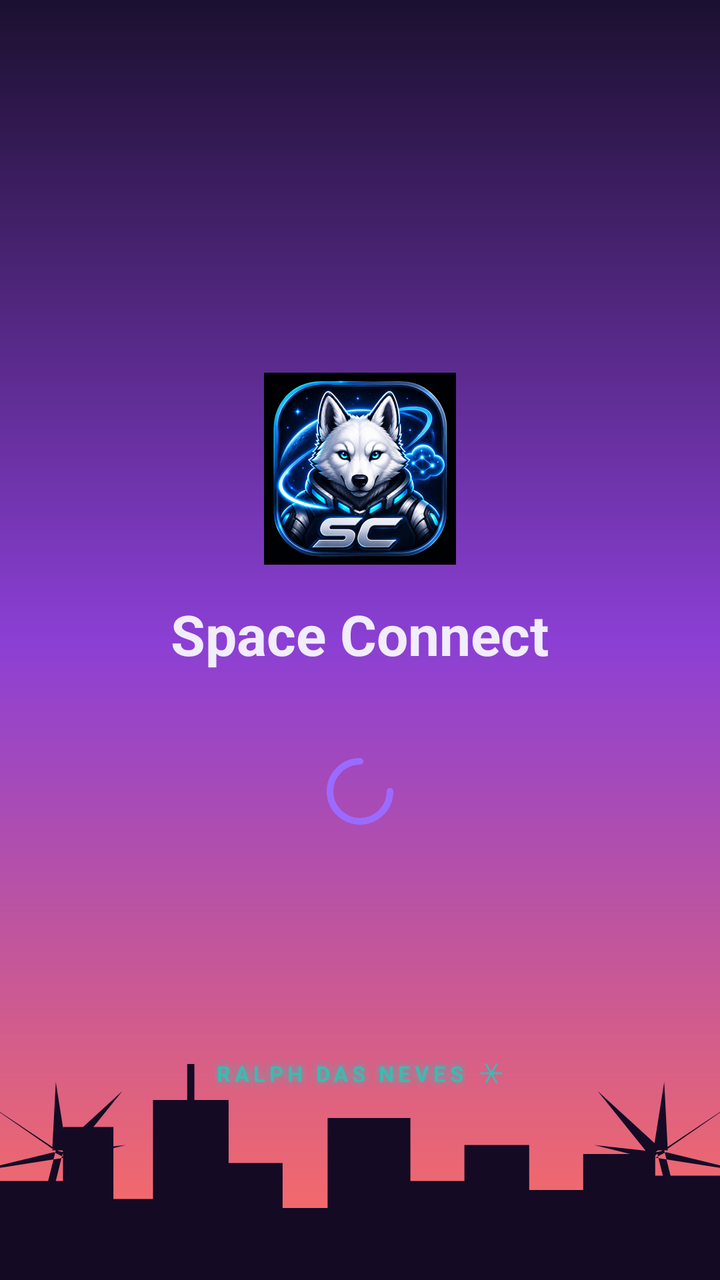
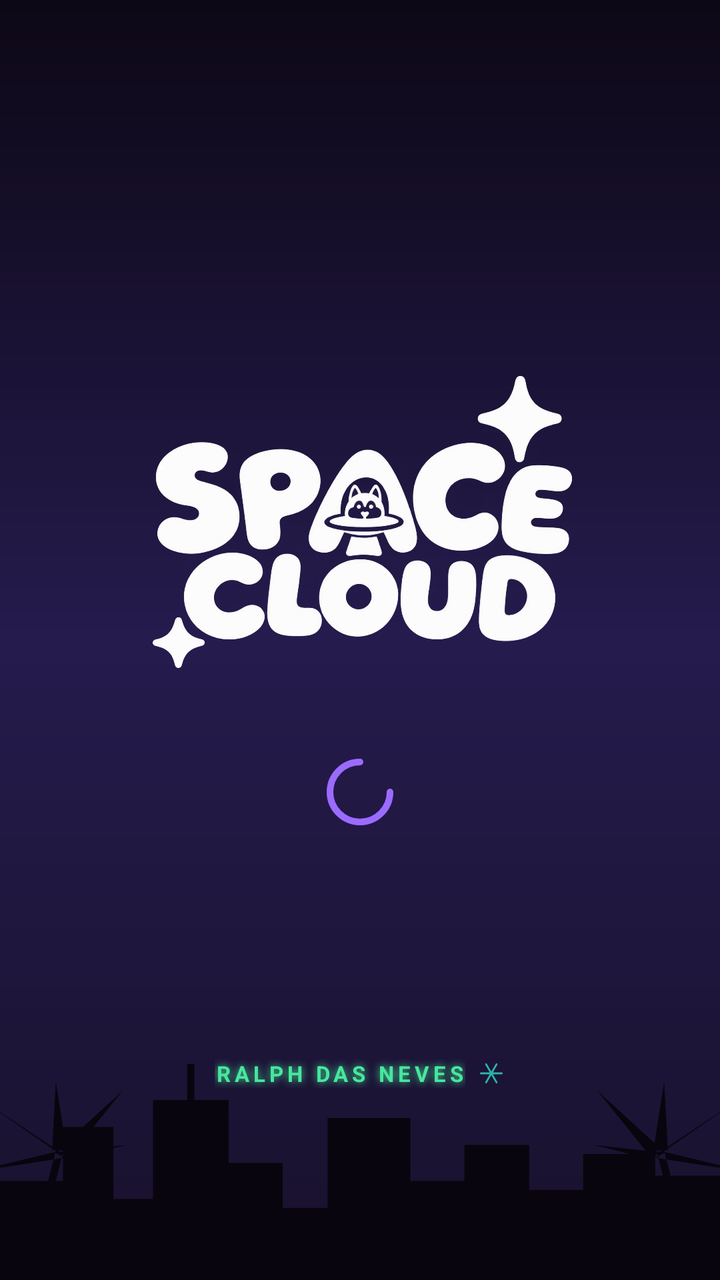

Compare the two renders of this Android layout. The source of the first and the diff that turns it into the second are given below.
<!-- AndroidManifest.xml: application theme AppTheme -->
<!-- res/layout/activity_splash.xml -->
<?xml version="1.0" encoding="utf-8"?>

<FrameLayout xmlns:android="http://schemas.android.com/apk/res/android"
    android:layout_width="match_parent"
    android:layout_height="match_parent">

    <ImageView
        android:layout_width="match_parent"
        android:layout_height="180dp"
        android:layout_gravity="bottom"
        android:scaleType="fitXY"
        android:src="@drawable/bg_skyline_silhouette"
        android:contentDescription="@null"/>

    
    <LinearLayout
        android:layout_width="wrap_content"
        android:layout_height="wrap_content"
        android:layout_gravity="bottom|center_horizontal"
        android:layout_marginBottom="96dp"
        android:orientation="horizontal"
        android:gravity="center_vertical"
        android:alpha="0.9">

        <TextView
            android:layout_width="wrap_content"
            android:layout_height="wrap_content"
            android:text="Ralph das Neves"
            android:textColor="@color/moonlight_teal"
            android:textAllCaps="true"
            android:textStyle="bold"
            android:letterSpacing="0.18"
            android:textSize="11sp"
            android:shadowColor="@color/moonlight_teal"
            android:shadowDx="0"
            android:shadowDy="0"
            android:shadowRadius="10"/>

        <ImageView
            android:layout_width="14dp"
            android:layout_height="14dp"
            android:layout_marginStart="6dp"
            android:src="@drawable/ic_snowflake"
            android:contentDescription="@null"/>

    </LinearLayout>

    <LinearLayout
        android:layout_width="match_parent"
        android:layout_height="wrap_content"
        android:layout_gravity="center"
        android:orientation="vertical"
        android:gravity="center_horizontal"
        android:padding="32dp">

        <ImageView
            android:id="@+id/splashLogo"
            android:layout_width="96dp"
            android:layout_height="96dp"
            android:src="@drawable/ic_splash_logo"
            android:contentDescription="@null"/>

        <TextView
            android:id="@+id/splashWordmark"
            android:layout_width="wrap_content"
            android:layout_height="wrap_content"
            android:layout_marginTop="16dp"
            android:text="@string/login_app_name"
            android:textColor="@color/moonlight_foreground"
            android:textStyle="bold"
            android:textSize="28sp"/>

        <ImageView
            android:id="@+id/splashSpinner"
            android:layout_width="40dp"
            android:layout_height="40dp"
            android:layout_marginTop="40dp"
            android:src="@drawable/ic_loader"
            android:contentDescription="@null"/>

        <TextView
            android:id="@+id/splashTip"
            android:layout_width="wrap_content"
            android:layout_height="wrap_content"
            android:layout_marginTop="20dp"
            android:textColor="@color/moonlight_muted_foreground"
            android:textSize="13sp"
            android:gravity="center"/>

    </LinearLayout>

</FrameLayout>
<!-- resources referenced by this layout -->
<resources>
  <color name="moonlight_foreground">#F1EDFB</color>
  <color name="moonlight_muted_foreground">#A79BC9</color>
  <color name="moonlight_teal">#2EC4B6</color>
  <!-- drawable bg_skyline_silhouette: vector/xml drawable (drawable, 2012 chars, omitted) -->
  <!-- drawable ic_loader (drawable) -->
  <vector xmlns:android="http://schemas.android.com/apk/res/android"
      android:width="24dp"
      android:height="24dp"
      android:viewportWidth="24"
      android:viewportHeight="24">
      <path
          android:pathData="M12 3a9 9 0 1 0 9 9"
          android:strokeColor="#9B6BFF"
          android:strokeWidth="2"
          android:strokeLineCap="round"
          android:fillColor="#00000000"/>
  </vector>
  <!-- drawable ic_snowflake (drawable) -->
  <?xml version="1.0" encoding="utf-8"?>
  
  <vector xmlns:android="http://schemas.android.com/apk/res/android"
      android:width="24dp"
      android:height="24dp"
      android:viewportWidth="24"
      android:viewportHeight="24">
      <path
          android:strokeColor="#2EC4B6"
          android:strokeWidth="1.6"
          android:strokeLineCap="round"
          android:fillColor="#00000000"
          android:pathData="M3,12 L21,12 M7.5,4.2 L16.5,19.8 M16.5,4.2 L7.5,19.8"/>
  </vector>
  <!-- drawable ic_splash_logo: png bitmap (drawable-xhdpi, 149814 bytes) -->
  <string name="login_app_name">Space Connect</string>
  <style name="AppTheme" parent="AppBaseTheme">
          
          <item name="android:windowActionBar">false</item>
          <item name="android:windowNoTitle">true</item>
      </style>
  <style name="AppBaseTheme" parent="android:Theme">
          
          <item name="appBackgroundColor">@color/moonlight_background</item>
          <item name="appSurfaceColor">@color/moonlight_surface</item>
          <item name="appSurface2Color">@color/moonlight_surface_2</item>
          <item name="appForegroundColor">@color/moonlight_foreground</item>
          <item name="appMutedForegroundColor">@color/moonlight_muted_foreground</item>
          <item name="appBorderColor">@color/moonlight_border</item>
          <item name="appLightSystemBars">false</item>
          <item name="appBackgroundDrawable">@drawable/bg_app_gradient</item>
          <item name="android:windowBackground">?attr/appBackgroundDrawable</item>
          <item name="android:textColorPrimary">?attr/appForegroundColor</item>
          <item name="android:textColorSecondary">?attr/appMutedForegroundColor</item>
      </style>
  <color name="moonlight_background">#140F1F</color>
  <color name="moonlight_surface">#201A33</color>
  <color name="moonlight_surface_2">#1A1528</color>
  <color name="moonlight_border">#E4D9FF</color>
  <!-- drawable bg_app_gradient (drawable) -->
  <?xml version="1.0" encoding="utf-8"?>
  
  <shape xmlns:android="http://schemas.android.com/apk/res/android"
      android:shape="rectangle">
      <gradient
          android:type="linear"
          android:angle="270"
          android:startColor="@color/moonlight_sunset_top"
          android:centerColor="@color/moonlight_sunset_mid"
          android:endColor="@color/moonlight_sunset_horizon"/>
  </shape>
  <color name="moonlight_sunset_top">#1B1030</color>
  <color name="moonlight_sunset_mid">#8B3FD4</color>
  <color name="moonlight_sunset_horizon">#FF6F5E</color>
</resources>

<!-- the commit's change to res/layout/activity_splash.xml (unified diff, before → after) -->
@@ -55,9 +55,11 @@
 
         <ImageView
             android:id="@+id/splashLogo"
-            android:layout_width="96dp"
-            android:layout_height="96dp"
-            android:src="@drawable/ic_splash_logo"
+            android:layout_width="230dp"
+            android:layout_height="150dp"
+            android:adjustViewBounds="true"
+            android:scaleType="fitCenter"
+            android:src="@drawable/logo_spacecloud_brandbook"
             android:contentDescription="@null"/>
 
         <TextView
@@ -68,7 +70,8 @@
             android:text="@string/login_app_name"
             android:textColor="@color/moonlight_foreground"
             android:textStyle="bold"
-            android:textSize="28sp"/>
+            android:textSize="28sp"
+            android:visibility="gone"/>
 
         <ImageView
             android:id="@+id/splashSpinner"
<!-- resource entries referenced after the edit -->
@@ -1,8 +1,8 @@
 <!-- resources referenced by this layout -->
 <resources>
-  <color name="moonlight_foreground">#F1EDFB</color>
-  <color name="moonlight_muted_foreground">#A79BC9</color>
-  <color name="moonlight_teal">#2EC4B6</color>
+  <color name="moonlight_foreground">#F8F5FF</color>
+  <color name="moonlight_muted_foreground">#9A92AA</color>
+  <color name="moonlight_teal">#4CFFA9</color>
   <!-- drawable bg_skyline_silhouette: vector/xml drawable (drawable, 2012 chars, omitted) -->
   <!-- drawable ic_loader (drawable) -->
   <vector xmlns:android="http://schemas.android.com/apk/res/android"
@@ -32,7 +32,7 @@
           android:fillColor="#00000000"
           android:pathData="M3,12 L21,12 M7.5,4.2 L16.5,19.8 M16.5,4.2 L7.5,19.8"/>
   </vector>
-  <!-- drawable ic_splash_logo: png bitmap (drawable-xhdpi, 149814 bytes) -->
+  <!-- drawable logo_spacecloud_brandbook: png bitmap (drawable-nodpi, 325577 bytes) -->
   <string name="login_app_name">Space Connect</string>
   <style name="AppTheme" parent="AppBaseTheme">
           
@@ -53,10 +53,10 @@
           <item name="android:textColorPrimary">?attr/appForegroundColor</item>
           <item name="android:textColorSecondary">?attr/appMutedForegroundColor</item>
       </style>
-  <color name="moonlight_background">#140F1F</color>
-  <color name="moonlight_surface">#201A33</color>
-  <color name="moonlight_surface_2">#1A1528</color>
-  <color name="moonlight_border">#E4D9FF</color>
+  <color name="moonlight_background">#0D0816</color>
+  <color name="moonlight_surface">#110D17</color>
+  <color name="moonlight_surface_2">#171126</color>
+  <color name="moonlight_border">#3A2B59</color>
   <!-- drawable bg_app_gradient (drawable) -->
   <?xml version="1.0" encoding="utf-8"?>
   
@@ -69,8 +69,8 @@
           android:centerColor="@color/moonlight_sunset_mid"
           android:endColor="@color/moonlight_sunset_horizon"/>
   </shape>
-  <color name="moonlight_sunset_top">#1B1030</color>
-  <color name="moonlight_sunset_mid">#8B3FD4</color>
-  <color name="moonlight_sunset_horizon">#FF6F5E</color>
+  <color name="moonlight_sunset_top">#0D0816</color>
+  <color name="moonlight_sunset_mid">#251B4D</color>
+  <color name="moonlight_sunset_horizon">#18112B</color>
 </resources>
 
